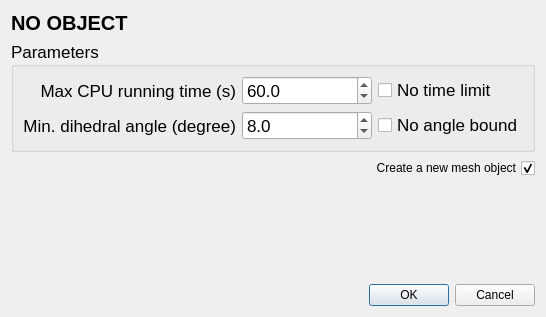
Qt form Polyhedron/demo/Polyhedron/Plugins/Mesh_3/Local_optimizers_dialog.ui (CGAL/cgal) before a commit.
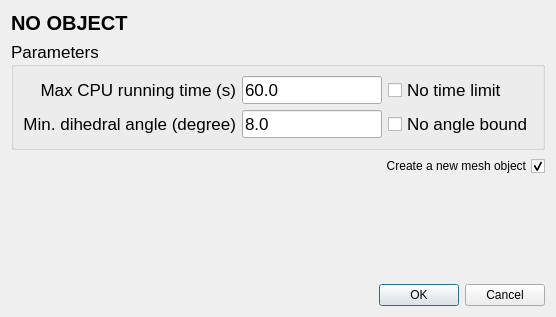
The same form after that commit. Custom widgets are drawn as their Qt base class.

Patch:
```diff
--- a/Polyhedron/demo/Polyhedron/Plugins/Mesh_3/Local_optimizers_dialog.ui
+++ b/Polyhedron/demo/Polyhedron/Plugins/Mesh_3/Local_optimizers_dialog.ui
@@ -6,7 +6,7 @@
    <rect>
     <x>0</x>
     <y>0</y>
-    <width>546</width>
+    <width>556</width>
     <height>317</height>
    </rect>
   </property>
@@ -50,7 +50,31 @@
      <property name="title">
       <string>Parameters</string>
      </property>
-     <layout class="QGridLayout" name="gridLayout_2" columnstretch="0,1,0">
+     <layout class="QGridLayout" name="gridLayout_2" columnstretch="0,1,0,0">
+      <item row="1" column="3">
+       <widget class="QCheckBox" name="noBound">
+        <property name="text">
+         <string>No angle bound</string>
+        </property>
+       </widget>
+      </item>
+      <item row="1" column="0">
+       <widget class="QLabel" name="sliverLabel">
+        <property name="text">
+         <string>Min. dihedral angle (degree)</string>
+        </property>
+        <property name="alignment">
+         <set>Qt::AlignRight|Qt::AlignTrailing|Qt::AlignVCenter</set>
+        </property>
+       </widget>
+      </item>
+      <item row="0" column="3">
+       <widget class="QCheckBox" name="noTimeLimit">
+        <property name="text">
+         <string>No time limit</string>
+        </property>
+       </widget>
+      </item>
       <item row="0" column="0">
        <widget class="QLabel" name="timeLabel">
         <property name="text">
@@ -59,76 +83,19 @@
         <property name="alignment">
          <set>Qt::AlignRight|Qt::AlignTrailing|Qt::AlignVCenter</set>
         </property>
-        <property name="buddy">
-         <cstring>maxTime</cstring>
-        </property>
-       </widget>
-      </item>
-      <item row="0" column="1">
-       <widget class="QDoubleSpinBox" name="maxTime">
-        <property name="minimumSize">
-         <size>
-          <width>100</width>
-          <height>0</height>
-         </size>
-        </property>
-        <property name="decimals">
-         <number>1</number>
-        </property>
-        <property name="maximum">
-         <double>9999.000000000000000</double>
-        </property>
-        <property name="value">
-         <double>60.000000000000000</double>
-        </property>
        </widget>
       </item>
       <item row="0" column="2">
-       <widget class="QCheckBox" name="noTimeLimit">
+       <widget class="DoubleEdit" name="maxTime">
         <property name="text">
-         <string>No time limit</string>
-        </property>
-       </widget>
-      </item>
-      <item row="1" column="0">
-       <widget class="QLabel" name="sliverLabel">
-        <property name="text">
-         <string>Min. dihedral angle (degree)</string>
-        </property>
-        <property name="alignment">
-         <set>Qt::AlignRight|Qt::AlignTrailing|Qt::AlignVCenter</set>
-        </property>
-        <property name="buddy">
-         <cstring>sliverBound</cstring>
-        </property>
-       </widget>
-      </item>
-      <item row="1" column="1">
-       <widget class="QDoubleSpinBox" name="sliverBound">
-        <property name="minimumSize">
-         <size>
-          <width>100</width>
-          <height>0</height>
-         </size>
-        </property>
-        <property name="readOnly">
-         <bool>false</bool>
-        </property>
-        <property name="decimals">
-         <number>1</number>
-        </property>
-        <property name="maximum">
-         <double>180.000000000000000</double>
-        </property>
-        <property name="value">
-         <double>8.000000000000000</double>
+         <string>60.0</string>
         </property>
        </widget>
       </item>
       <item row="1" column="2">
-       <widget class="QCheckBox" name="noBound">
+       <widget class="DoubleEdit" name="sliverBound">
         <property name="text">
-         <string>No angle bound</string>
+         <string>8.0</string>
         </property>
        </widget>
       </item>
@@ -180,6 +147,13 @@
    </item>
   </layout>
  </widget>
+ <customwidgets>
+  <customwidget>
+   <class>DoubleEdit</class>
+   <extends>QLineEdit</extends>
+   <header>CGAL_double_edit.h</header>
+  </customwidget>
+ </customwidgets>
  <resources/>
  <connections>
   <connection>
```
